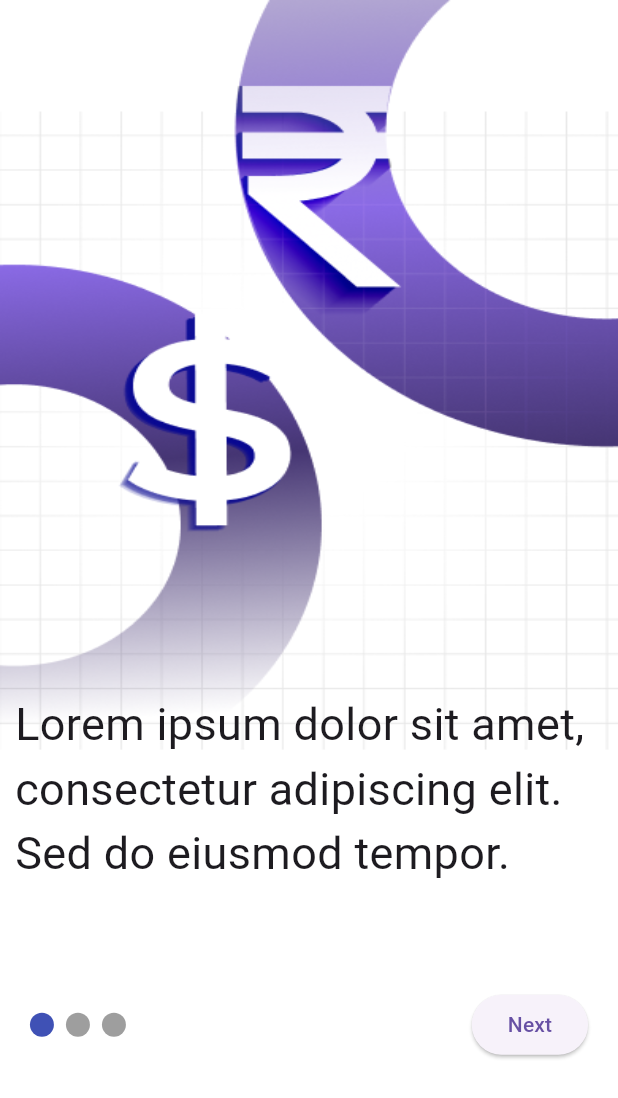
After one commit to LuckyYunicorn/api_model, a Flutter app: the screen it shows after launch, on a phone screen of 412 x 824 dp. The commit adds this screen. Shown: the top 1098 px of the screen. Run offline on Flutter 3.47's test engine with Material 3 defaults, Android fonts, the phone set to English and light mode, and no system bars; drawn by our look-alikes of auto_size_text, smooth_page_indicator; our stand-ins replace bloc, dio, equatable, firebase_core, firebase_messaging, flutter_bloc and 7 more; missing offline and left inert: simple_text_widget_pradeep; accounts and stored records are empty.

Commit message:
New Features

```diff
--- a/lib/main.dart
+++ b/lib/main.dart
@@ -1,22 +1,40 @@
 import 'package:api_methods/bloc/product/product_bloc.dart';
 import 'package:api_methods/bloc/theme/theme_bloc.dart';
-import 'package:api_methods/bloc/theme/theme_state.dart';
 import 'package:api_methods/bloc/user/user_bloc.dart';
 import 'package:api_methods/bloc/user/user_event.dart';
 import 'package:api_methods/core/theme/app_theme.dart';
 import 'package:api_methods/routes/routes.dart';
-import 'package:api_methods/screens/image/image_file_download.dart';
-import 'package:api_methods/screens/product/product_screen.dart';
-import 'package:api_methods/screens/user_data/user_data_screen.dart';
+import 'package:api_methods/screens/my_location/geolocator.dart';
+import 'package:api_methods/screens/onboard/onboard_screen.dart';
+import 'package:api_methods/screens/splash/splash_screen.dart';
+import 'package:firebase_core/firebase_core.dart';
+import 'package:firebase_messaging/firebase_messaging.dart';
 import 'package:flutter/material.dart';
 import 'package:flutter_bloc/flutter_bloc.dart';
+import 'package:flutter_screenutil/flutter_screenutil.dart';
 
+import 'firebase_options.dart';
+// Top-level function for handling background messages
+Future<void> _firebaseMessagingBackgroundHandler(RemoteMessage message) async {
+  await Firebase.initializeApp();
+  print("Handling a background message: ${message.messageId}");
+}
 void main() {
+  // WidgetsFlutterBinding.ensureInitialized();
+  //
+  // await Firebase.initializeApp(
+  //   options: DefaultFirebaseOptions.currentPlatform,
+  // );
+  //
+  // FirebaseMessaging.onBackgroundMessage(_firebaseMessagingBackgroundHandler);
+
   runApp(
     MultiBlocProvider(
       providers: [
         BlocProvider(create: (context) => ThemeBloc()),
         BlocProvider(create: (context) => UserBloc()..add(LoadUserEvent())),
+        // Add ProductBloc if needed:
+        // BlocProvider(create: (context) => ProductBloc()),
       ],
       child: const Api(),
     ),
@@ -30,12 +48,22 @@ class Api extends StatelessWidget {
   Widget build(BuildContext context) {
     final themeState = context.watch<ThemeBloc>().state;
     final isDark = themeState.isDarkMode;
-    return MaterialApp(
-      debugShowCheckedModeBanner: false,
-      theme: isDark ? AppTheme.lightTheme : AppTheme.darkTheme,
-      title: "Api",
-      // onGenerateRoute: (settings) => onGenerateRoute(settings),
-      home: UserDataScreen(),
+
+    return ScreenUtilInit(
+      designSize: const Size(412.95238095238096, 918.8571428571429),
+      minTextAdapt: true,
+      splitScreenMode: true,
+      child: Builder(
+        builder: (context) {
+          return MaterialApp(
+            debugShowCheckedModeBanner: false,
+            title: "Api",
+            theme: isDark ? AppTheme.darkTheme : AppTheme.lightTheme,
+            // onGenerateRoute: (settings) => onGenerateRoute(settings),
+            home: OnboardScreen(),
+          );
+        }
+      ),
     );
   }
 }
--- /dev/null
+++ b/lib/screens/onboard/onboard_screen.dart
@@ -0,0 +1,62 @@
+import 'package:api_methods/screens/onboard/widgets/onboard_1_widget.dart';
+import 'package:api_methods/screens/onboard/widgets/onboard_2_widget.dart';
+import 'package:api_methods/screens/onboard/widgets/onboard_3_widget.dart';
+import 'package:flutter/material.dart';
+import 'package:flutter_screenutil/flutter_screenutil.dart';
+import 'package:smooth_page_indicator/smooth_page_indicator.dart';
+
+class OnboardScreen extends StatefulWidget {
+  const OnboardScreen({super.key});
+
+  @override
+  State<OnboardScreen> createState() => _OnboardScreenState();
+}
+
+class _OnboardScreenState extends State<OnboardScreen> {
+  PageController _controller = PageController();
+
+  @override
+  Widget build(BuildContext context) {
+    // double height = MediaQuery.of(context).size.height;
+    // double width = MediaQuery.of(context).size.width;
+    // print("$height  --  $width");
+    return Scaffold(
+      body: Stack(
+        children: [
+          PageView(
+            controller: _controller,
+            children: [Onboard1Widget(), Onboard2Widget(), Onboard3Widget()],
+          ),
+          Positioned(
+            top: MediaQuery.of(context).size.height * 0.8,
+            left: 20.w,
+            right: 20.w,
+            child: Row(
+              mainAxisAlignment: MainAxisAlignment.spaceBetween,
+              children: [
+                SmoothPageIndicator(
+                  controller: _controller,
+                  count: 3,
+                  effect: JumpingDotEffect(),
+                  onDotClicked: (index) {
+                    _controller.jumpToPage(index);
+                  },
+                ),
+                Spacer(),
+                ElevatedButton(
+                  onPressed: () {
+                    _controller.nextPage(
+                      duration: Duration(milliseconds: 500),
+                      curve: Curves.easeInOutCubic,
+                    );
+                  },
+                  child: Text("Next"),
+                ),
+              ],
+            ),
+          ),
+        ],
+      ),
+    );
+  }
+}
--- /dev/null
+++ b/lib/screens/onboard/widgets/onboard_1_widget.dart
@@ -0,0 +1,43 @@
+import 'package:auto_size_text/auto_size_text.dart';
+import 'package:flutter/cupertino.dart';
+import 'package:flutter/material.dart';
+
+class Onboard1Widget extends StatelessWidget {
+  const Onboard1Widget({super.key});
+
+  @override
+  Widget build(BuildContext context) {
+    return Container(
+      color: Colors.white,
+      child: Stack(
+        // clipBehavior: Clip.hardEdge,
+        children: [
+          Column(
+            children: [
+              SizedBox(
+                height: MediaQuery.of(context).size.height * 0.65,
+                width: double.infinity,
+                child: Image.asset("assets/onboard1.png", fit: BoxFit.fill),
+              ),
+              // space for text
+            ],
+          ),
+
+          // Positioned text
+          Positioned(
+            top: MediaQuery.of(context).size.height * 0.56,
+            left: 10,
+            right: 20,
+            child: const AutoSizeText(
+              "Lorem ipsum dolor sit amet, consectetur adipiscing elit. Sed do eiusmod tempor.",
+              minFontSize: 14,
+              maxFontSize: 30,
+              style: TextStyle(fontSize: 30),
+              maxLines: 3,
+            ),
+          ),
+        ],
+      ),
+    );
+  }
+}
```
Also changed, not shown: lib/bloc/user_data/user_data_bloc.dart (+9 -6 lines), lib/core/theme/text_theme.dart (added, +14 -0 lines), lib/screens/my_location/geolocator.dart (added, +64 -0 lines), lib/screens/my_location/my_location.dart (added, +142 -0 lines), lib/screens/onboard/widgets/onboard_2_widget.dart (added, +22 -0 lines), lib/screens/onboard/widgets/onboard_3_widget.dart (added, +13 -0 lines), lib/screens/splash/splash_screen.dart (+23 -2 lines), lib/screens/user_data/user_data_screen.dart (+95 -45 lines), pubspec.yaml (+11 -2 lines), assets/onboard1.png (added), assets/onboard2.png (added), firebase.json (added), lib/firebase_options.dart (added), pubspec.lock, 4 other files.
